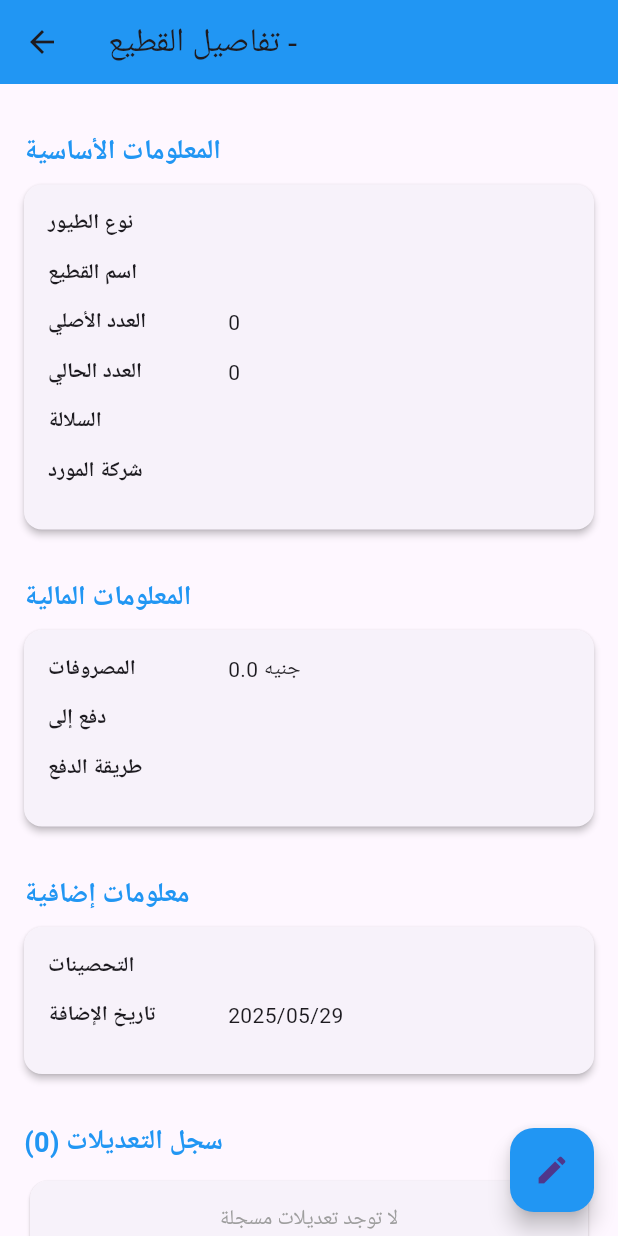
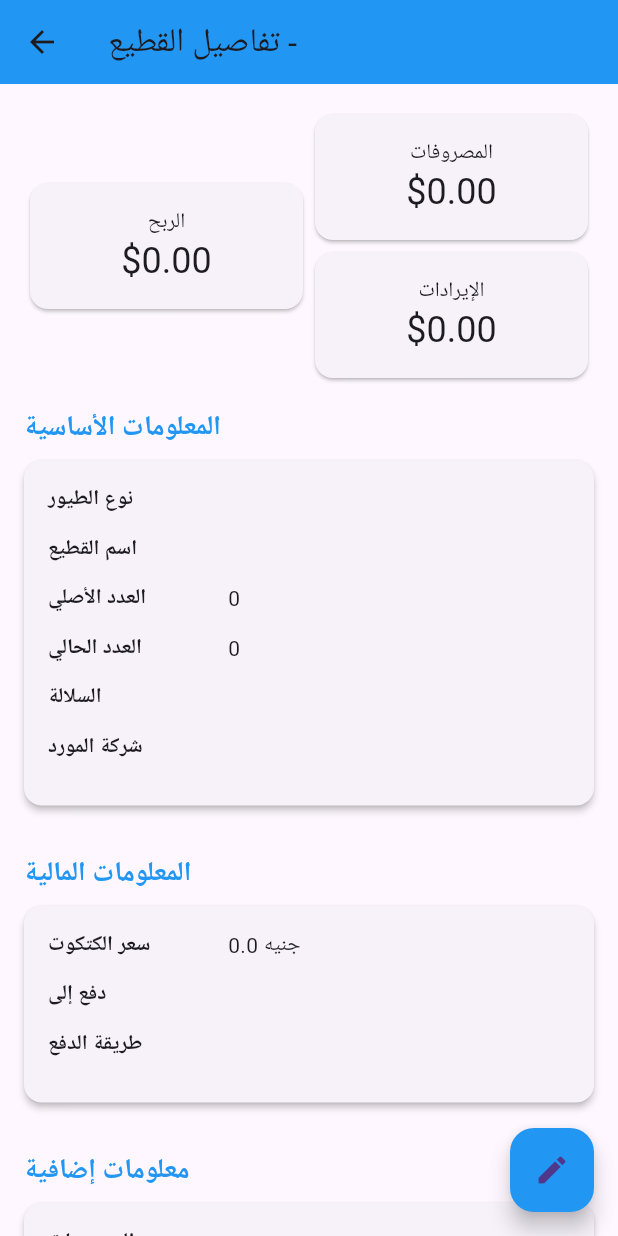
Before and after one commit to eng-abdallahyasser/poultry-manager, a Flutter app: the FlockDetailsView screen opened directly with empty values, on a phone screen of 412 x 824 dp. Run offline on Flutter 3.47's test engine with Material 3 defaults, Android fonts, the phone set to English and light mode, and no system bars; our stand-ins replace get, shared_preferences; accounts and stored records are empty.

Commit message:
`Refactored UI and icons for Poultry Manager app`

```diff
--- a/lib/modules/dashboard/adding_flok_screen.dart
+++ b/lib/modules/dashboard/adding_flok_screen.dart
@@ -112,7 +112,7 @@ class _AddFlockViewState extends State<AddFlockView> {
 
               // Expense
               _buildTextFormField(
-                label: 'المصروفات',
+                label: 'سعر الكاتكوت ',
                 keyboardType: TextInputType.number,
                 onSaved: (value) => oneBirdCost = value!,
                 validator:
--- a/lib/modules/dashboard/dashboard_screen.dart
+++ b/lib/modules/dashboard/dashboard_screen.dart
@@ -29,15 +29,23 @@ class DashboardView extends GetView<DashboardController> {
   Widget _buildSummaryCards() {
     return Row(
       children: [
-        Expanded(child: _buildSummaryCard('Income', controller.income.value)),
-        Expanded(child: _buildSummaryCard('Expense', controller.expense.value)),
         Expanded(child: _buildSummaryCard('Profit', controller.profit.value)),
+        Expanded(
+          child: Column(
+            children: [
+              _buildSummaryCard('Expense', controller.expense.value),
+              _buildSummaryCard('Income', controller.income.value),
+            ],
+          ),
+        ),
       ],
     );
   }
 
   Widget _buildSummaryCard(String title, double value) {
-    return Card(
+    return SizedBox(
+      width: double.infinity,
+      child: Card(
         child: Padding(
           padding: EdgeInsets.all(16),
           child: Column(
@@ -50,24 +58,28 @@ class DashboardView extends GetView<DashboardController> {
             ],
           ),
         ),
+      ),
     );
   }
 
   Widget _buildFlockList() {
     return Expanded(
-    child: Obx(() => ListView.builder(
+      child: Obx(
+        () => ListView.builder(
           itemCount: controller.flocks.length,
           itemBuilder: (context, index) {
             final flock = controller.flocks[index];
             return FlockCard(
               flock: flock,
-          onTap: () => Get.to(
+              onTap:
+                  () => Get.to(
                     () => FlockDetailsView(flock: flock),
                     fullscreenDialog: true,
                   ),
             );
           },
-    )),
+        ),
+      ),
     );
   }
 
--- a/lib/modules/dashboard/flok_details_screen.dart
+++ b/lib/modules/dashboard/flok_details_screen.dart
@@ -25,6 +25,25 @@ class FlockDetailsView extends StatelessWidget {
               child: Column(
                 crossAxisAlignment: CrossAxisAlignment.start,
                 children: [
+                  Row(
+                    children: [
+                      Expanded(
+                        child: _buildSummaryCard(
+                          "الربح",
+                          flock.income - flock.expense,
+                        ),
+                      ),
+                      Expanded(
+                        child: Column(
+                          children: [
+                            _buildSummaryCard("المصروفات", flock.expense),
+                            const SizedBox(width: 16),
+                            _buildSummaryCard("الإيرادات", flock.income),
+                          ],
+                        ),
+                      ),
+                    ],
+                  ),
                   // Flock Basic Information Section
                   _buildSectionHeader('المعلومات الأساسية'),
                   _buildDetailCard([
@@ -39,7 +58,7 @@ class FlockDetailsView extends StatelessWidget {
                   // Financial Information Section
                   _buildSectionHeader('المعلومات المالية'),
                   _buildDetailCard([
-                    _buildDetailRow('المصروفات', '${flock.expense} جنيه'),
+                    _buildDetailRow('سعر الكتكوت', '${flock.oneBirdCost} جنيه'),
                     _buildDetailRow('دفع إلى', flock.paidTo),
                     _buildDetailRow('طريقة الدفع', flock.paymentMethod),
                   ]),
@@ -47,16 +66,20 @@ class FlockDetailsView extends StatelessWidget {
                   // Additional Information Section
                   _buildSectionHeader('معلومات إضافية'),
                   _buildDetailCard([
-                    _buildDetailRow('التحصينات', flock.fortifications.join(', ')),
+                    _buildDetailRow(
+                      'التحصينات',
+                      flock.fortifications.join(', '),
+                    ),
                     _buildDetailRow('تاريخ الإضافة', _formatDate(flock.date)),
                     if (flock.notes.isNotEmpty)
                       _buildDetailRow('ملاحظات', flock.notes),
                   ]),
 
                   // Modifications Section
-                  _buildSectionHeader('سجل التعديلات (${flock.modifications.length})'),
-                  if (flock.modifications.isEmpty)
-                    _buildEmptyModifications(),
+                  _buildSectionHeader(
+                    'سجل التعديلات (${flock.modifications.length})',
+                  ),
+                  if (flock.modifications.isEmpty) _buildEmptyModifications(),
                   if (flock.modifications.isNotEmpty)
                     ...flock.modifications.map(
                       (mod) => _buildModificationCard(mod),
@@ -76,8 +99,28 @@ class FlockDetailsView extends StatelessWidget {
             Get.back(result: updatedFlock);
           }
         },
+        backgroundColor: Colors.blue,
         child: const Icon(Icons.edit),
-        backgroundColor: Colors.blue,
+      ),
+    );
+  }
+
+  Widget _buildSummaryCard(String title, double value) {
+    return SizedBox(
+      width: double.infinity,
+      child: Card(
+        child: Padding(
+          padding: EdgeInsets.all(16),
+          child: Column(
+            children: [
+              Text(title, style: Get.textTheme.titleSmall),
+              Text(
+                '\$${value.toStringAsFixed(2)}',
+                style: Get.textTheme.headlineSmall,
+              ),
+            ],
+          ),
+        ),
       ),
     );
   }
@@ -102,9 +145,7 @@ class FlockDetailsView extends StatelessWidget {
       margin: const EdgeInsets.only(bottom: 16),
       child: Padding(
         padding: const EdgeInsets.all(16),
-        child: Column(
-          children: children,
-        ),
+        child: Column(children: children),
       ),
     );
   }
@@ -144,9 +185,10 @@ class FlockDetailsView extends StatelessWidget {
 
   Widget _buildModificationCard(BirdModification mod) {
     final isAddition = mod is BirdAddition;
-    final icon = isAddition
-        ? const Icon(Icons.add_circle, color: Colors.green)
-        : const Icon(Icons.remove_circle, color: Colors.red);
+    final icon =
+        isAddition
+            ? const Icon(Icons.add_circle, color: Colors.green)
+            : const Icon(Icons.remove_circle, color: Colors.red);
 
     return Card(
       margin: const EdgeInsets.only(bottom: 12),
@@ -184,8 +226,7 @@ class FlockDetailsView extends StatelessWidget {
                 if (mod.color != null)
                   _buildModificationDetailRow('اللون', mod.color!),
                 if (mod.weight != null)
-                  _buildModificationDetailRow(
-                      'الوزن', '${mod.weight} كجم'),
+                  _buildModificationDetailRow('الوزن', '${mod.weight} كجم'),
                 if (mod.secretions != null)
                   _buildModificationDetailRow('الإفرازات', mod.secretions!),
               ],
@@ -208,18 +249,10 @@ class FlockDetailsView extends StatelessWidget {
             width: 80,
             child: Text(
               label,
-              style: const TextStyle(
-                fontSize: 14,
-                color: Colors.grey,
-              ),
+              style: const TextStyle(fontSize: 14, color: Colors.grey),
             ),
           ),
-          Expanded(
-            child: Text(
-              value,
-              style: const TextStyle(fontSize: 14),
-            ),
-          ),
+          Expanded(child: Text(value, style: const TextStyle(fontSize: 14))),
         ],
       ),
     );
```
Also changed, not shown: assets/images/logo.jpg, 32 other files. Lines whose indentation alone changed are shown as unchanged.
